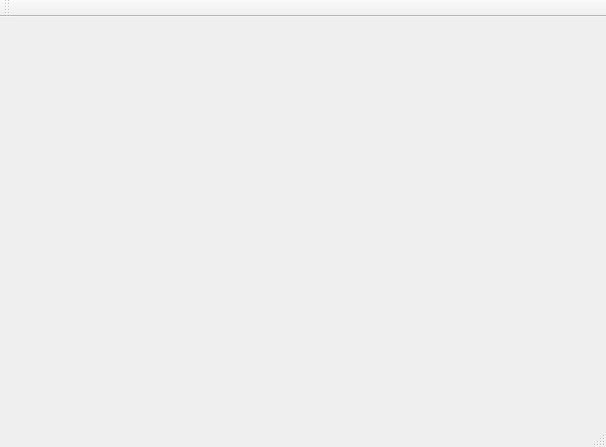
Old version of the form mainwindow.ui in the repository gudmundurb/H22.
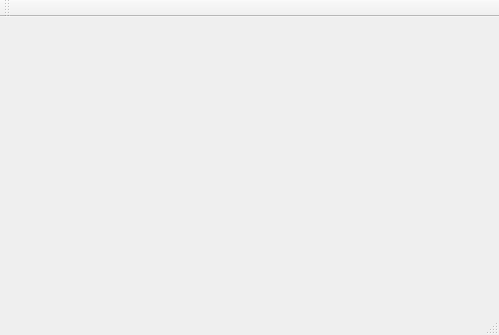
New version of the form.

Patch:
```diff
--- a/mainwindow.ui
+++ b/mainwindow.ui
@@ -6,8 +6,8 @@
    <rect>
     <x>0</x>
     <y>0</y>
-    <width>606</width>
-    <height>447</height>
+    <width>499</width>
+    <height>335</height>
    </rect>
   </property>
   <property name="windowTitle">
```
Left out of the diff: 4 changed lines with no effect on the pictures.
